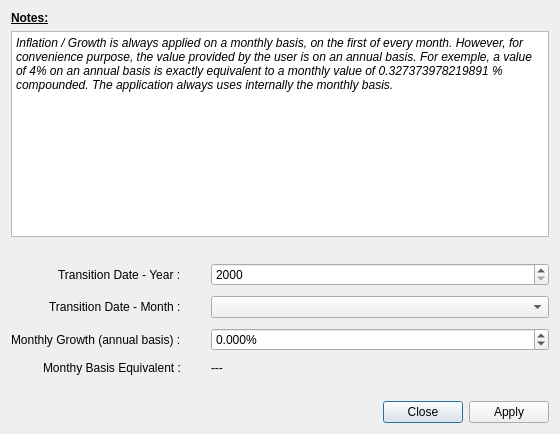
Before: the Qt Designer form src/editgrowthelementdialog.ui in redmoon1945/gbp, drawn with Qt 5.
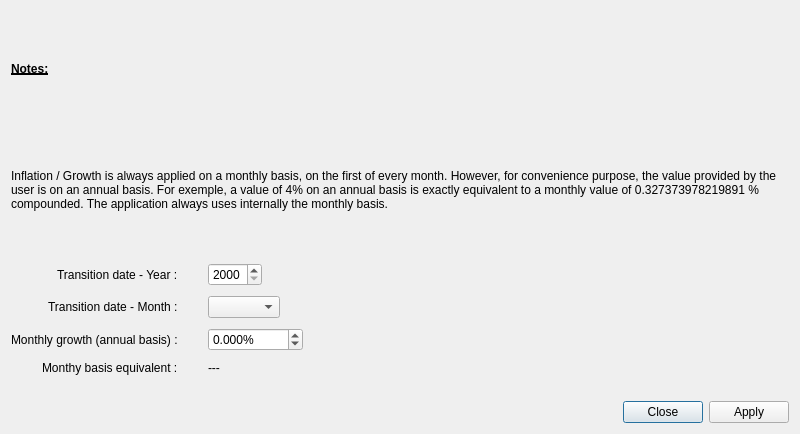
After: the same form once the commit is applied.

The edit to the form file:
```diff
--- a/src/editgrowthelementdialog.ui
+++ b/src/editgrowthelementdialog.ui
@@ -9,7 +9,7 @@
    <rect>
     <x>0</x>
     <y>0</y>
-    <width>560</width>
+    <width>800</width>
     <height>434</height>
    </rect>
   </property>
@@ -34,18 +34,13 @@
     </widget>
    </item>
    <item>
-    <widget class="QPlainTextEdit" name="plainTextEdit">
-     <property name="font">
-      <font>
-       <italic>true</italic>
-      </font>
-     </property>
-     <property name="readOnly">
-      <bool>true</bool>
-     </property>
-     <property name="plainText">
+    <widget class="QLabel" name="notesLabel">
+     <property name="text">
       <string>Inflation / Growth is always applied on a monthly basis, on the first of every month. However, for convenience purpose, the value provided by the user is on an annual basis. For exemple, a value of 4% on an annual basis is exactly equivalent to a monthly value of 0.327373978219891 % compounded. The application always uses internally the monthly basis.</string>
      </property>
+     <property name="wordWrap">
+      <bool>true</bool>
+     </property>
     </widget>
    </item>
    <item>
@@ -59,13 +54,16 @@
      <property name="sizeHint" stdset="0">
       <size>
        <width>20</width>
-       <height>20</height>
+       <height>10</height>
       </size>
      </property>
     </spacer>
    </item>
    <item>
     <layout class="QVBoxLayout" name="verticalLayout">
+     <property name="sizeConstraint">
+      <enum>QLayout::SizeConstraint::SetDefaultConstraint</enum>
+     </property>
      <item>
       <layout class="QFormLayout" name="formLayout">
        <property name="labelAlignment">
@@ -77,18 +75,6 @@
        <property name="verticalSpacing">
         <number>10</number>
        </property>
-       <item row="2" column="0">
-        <widget class="QLabel" name="growthLabel">
-         <property name="font">
-          <font>
-           <bold>false</bold>
-          </font>
-         </property>
-         <property name="text">
-          <string>Monthly Growth (annual basis) :</string>
-         </property>
-        </widget>
-       </item>
        <item row="0" column="0">
         <widget class="QLabel" name="label_3">
          <property name="font">
@@ -97,23 +83,7 @@
           </font>
          </property>
          <property name="text">
-          <string>Transition Date - Year :</string>
-         </property>
-        </widget>
-       </item>
-       <item row="2" column="1">
-        <widget class="QDoubleSpinBox" name="growthDoubleSpinBox">
-         <property name="suffix">
-          <string>%</string>
-         </property>
-         <property name="decimals">
-          <number>3</number>
-         </property>
-         <property name="minimum">
-          <double>-100.000000000000000</double>
-         </property>
-         <property name="maximum">
-          <double>10000.000000000000000</double>
+          <string>Transition date - Year :</string>
          </property>
         </widget>
        </item>
@@ -125,23 +95,22 @@
           </font>
          </property>
          <property name="text">
-          <string>Transition Date - Month :</string>
+          <string>Transition date - Month :</string>
          </property>
         </widget>
        </item>
-       <item row="0" column="1">
-        <widget class="QSpinBox" name="yearSpinBox">
-         <property name="minimum">
-          <number>2000</number>
+       <item row="2" column="0">
+        <widget class="QLabel" name="growthLabel">
+         <property name="font">
+          <font>
+           <bold>false</bold>
+          </font>
          </property>
-         <property name="maximum">
-          <number>2999</number>
+         <property name="text">
+          <string>Monthly growth (annual basis) :</string>
          </property>
         </widget>
        </item>
-       <item row="1" column="1">
-        <widget class="QComboBox" name="monthComboBox"/>
-       </item>
        <item row="3" column="0">
         <widget class="QLabel" name="label">
          <property name="font">
@@ -150,16 +119,112 @@
           </font>
          </property>
          <property name="text">
-          <string>Monthy Basis Equivalent :</string>
+          <string>Monthy basis equivalent :</string>
          </property>
         </widget>
        </item>
+       <item row="0" column="1">
+        <layout class="QHBoxLayout" name="horizontalLayout_2">
+         <item>
+          <widget class="QSpinBox" name="yearSpinBox">
+           <property name="sizePolicy">
+            <sizepolicy hsizetype="Preferred" vsizetype="Fixed">
+             <horstretch>0</horstretch>
+             <verstretch>0</verstretch>
+            </sizepolicy>
+           </property>
+           <property name="minimum">
+            <number>2000</number>
+           </property>
+           <property name="maximum">
+            <number>2999</number>
+           </property>
+          </widget>
+         </item>
+         <item>
+          <spacer name="horizontalSpacer_2">
+           <property name="orientation">
+            <enum>Qt::Orientation::Horizontal</enum>
+           </property>
+           <property name="sizeHint" stdset="0">
+            <size>
+             <width>40</width>
+             <height>20</height>
+            </size>
+           </property>
+          </spacer>
+         </item>
+        </layout>
+       </item>
+       <item row="1" column="1">
+        <layout class="QHBoxLayout" name="horizontalLayout_3">
+         <item>
+          <widget class="QComboBox" name="monthComboBox"/>
+         </item>
+         <item>
+          <spacer name="horizontalSpacer_3">
+           <property name="orientation">
+            <enum>Qt::Orientation::Horizontal</enum>
+           </property>
+           <property name="sizeHint" stdset="0">
+            <size>
+             <width>40</width>
+             <height>20</height>
+            </size>
+           </property>
+          </spacer>
+         </item>
+        </layout>
+       </item>
+       <item row="2" column="1">
+        <layout class="QHBoxLayout" name="horizontalLayout_4">
+         <item>
+          <widget class="QDoubleSpinBox" name="growthDoubleSpinBox">
+           <property name="sizePolicy">
+            <sizepolicy hsizetype="Preferred" vsizetype="Fixed">
+             <horstretch>0</horstretch>
+             <verstretch>0</verstretch>
+            </sizepolicy>
+           </property>
+           <property name="suffix">
+            <string>%</string>
+           </property>
+           <property name="decimals">
+            <number>3</number>
+           </property>
+           <property name="minimum">
+            <double>-100.000000000000000</double>
+           </property>
+           <property name="maximum">
+            <double>10000.000000000000000</double>
+           </property>
+          </widget>
+         </item>
+         <item>
+          <spacer name="horizontalSpacer_4">
+           <property name="orientation">
+            <enum>Qt::Orientation::Horizontal</enum>
+           </property>
+           <property name="sizeHint" stdset="0">
+            <size>
+             <width>40</width>
+             <height>20</height>
+            </size>
+           </property>
+          </spacer>
+         </item>
+        </layout>
+       </item>
        <item row="3" column="1">
-        <widget class="QLabel" name="monthlyLabel">
-         <property name="text">
-          <string>---</string>
-         </property>
-        </widget>
+        <layout class="QHBoxLayout" name="horizontalLayout_5">
+         <item>
+          <widget class="QLabel" name="monthlyLabel">
+           <property name="text">
+            <string>---</string>
+           </property>
+          </widget>
+         </item>
+        </layout>
        </item>
       </layout>
      </item>
```
Left out of the diff: 14 changed lines with no effect on the pictures.
